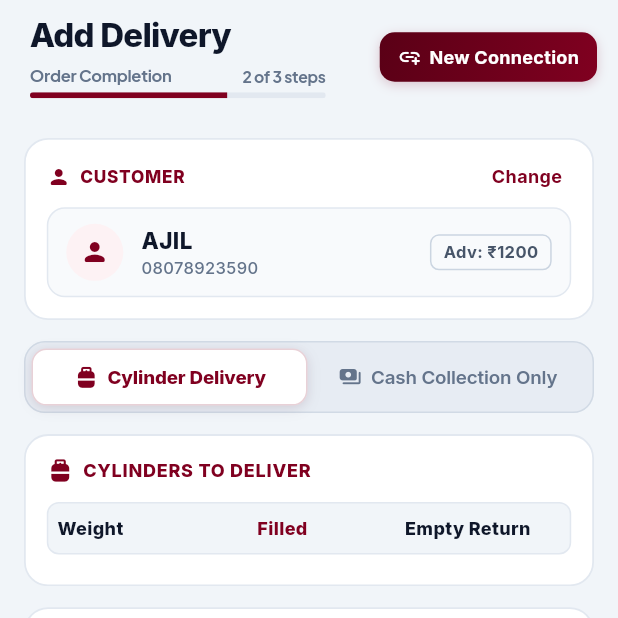
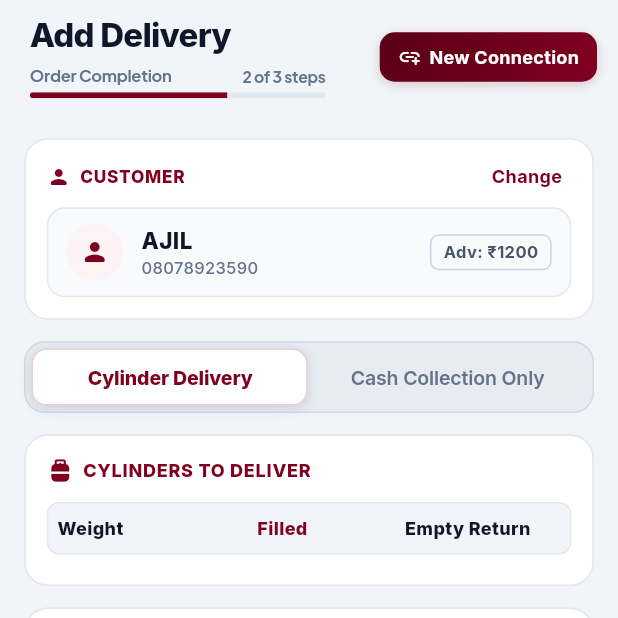
Before and after one commit to ajil212390/VanSalesSystemFull, a Flutter app: the AddDeliveryScreen screen opened directly, on a phone screen of 412 x 824 dp, the top half of it. Run offline on Flutter 3.47's test engine with Material 3 defaults, Android fonts, the phone set to English and light mode, and no system bars; our stand-ins replace google_fonts, share_plus, shared_preferences; accounts and stored records are empty; network calls fail.

Commit message:
Remove icons from delivery toggle pill and remove Pay Full Due pill

```diff
--- a/driver_app/lib/screens/add_delivery_screen.dart
+++ b/driver_app/lib/screens/add_delivery_screen.dart
@@ -1625,28 +1625,12 @@ class _AddDeliveryScreenState extends State<AddDeliveryScreen> {
                             duration: const Duration(milliseconds: 220),
                             curve: Curves.easeOut,
                             style: GoogleFonts.inter(
-                              fontSize: 12.5,
+                              fontSize: 13,
                               fontWeight: !_isCollectionOnly ? FontWeight.w800 : FontWeight.w600,
                               color: !_isCollectionOnly ? const Color(0xFF800020) : const Color(0xFF64748B),
                               letterSpacing: -0.1,
                             ),
-                            child: Row(
-                              mainAxisAlignment: MainAxisAlignment.center,
-                              children: [
-                                AnimatedScale(
-                                  duration: const Duration(milliseconds: 220),
-                                  curve: Curves.easeOutBack,
-                                  scale: !_isCollectionOnly ? 1.05 : 0.95,
-                                  child: Icon(
-                                    Icons.propane_tank_rounded,
-                                    size: 16,
-                                    color: !_isCollectionOnly ? const Color(0xFF800020) : const Color(0xFF64748B),
-                                  ),
-                                ),
-                                const SizedBox(width: 6),
-                                const Text('Cylinder Delivery'),
-                              ],
-                            ),
+                            child: const Text('Cylinder Delivery'),
                           ),
                         ),
                       ),
@@ -1683,28 +1667,12 @@ class _AddDeliveryScreenState extends State<AddDeliveryScreen> {
                             duration: const Duration(milliseconds: 220),
                             curve: Curves.easeOut,
                             style: GoogleFonts.inter(
-                              fontSize: 12.5,
+                              fontSize: 13,
                               fontWeight: _isCollectionOnly ? FontWeight.w800 : FontWeight.w600,
                               color: _isCollectionOnly ? const Color(0xFF800020) : const Color(0xFF64748B),
                               letterSpacing: -0.1,
                             ),
-                            child: Row(
-                              mainAxisAlignment: MainAxisAlignment.center,
-                              children: [
-                                AnimatedScale(
-                                  duration: const Duration(milliseconds: 220),
-                                  curve: Curves.easeOutBack,
-                                  scale: _isCollectionOnly ? 1.05 : 0.95,
-                                  child: Icon(
-                                    Icons.payments_rounded,
-                                    size: 16,
-                                    color: _isCollectionOnly ? const Color(0xFF800020) : const Color(0xFF64748B),
-                                  ),
-                                ),
-                                const SizedBox(width: 6),
-                                const Text('Cash Collection Only'),
-                              ],
-                            ),
+                            child: const Text('Cash Collection Only'),
                           ),
                         ),
                       ),
@@ -1780,10 +1748,7 @@ class _AddDeliveryScreenState extends State<AddDeliveryScreen> {
                 borderRadius: BorderRadius.circular(10),
                 border: Border.all(color: const Color(0xFFE2E8F0)),
               ),
-              child: Row(
-                mainAxisAlignment: MainAxisAlignment.spaceBetween,
-                children: [
-                  Column(
+              child: Column(
                 crossAxisAlignment: CrossAxisAlignment.start,
                 children: [
                   Text(
@@ -1793,28 +1758,6 @@ class _AddDeliveryScreenState extends State<AddDeliveryScreen> {
                   Text(
                     '\u20B9${outst.toStringAsFixed(2)}',
                     style: GoogleFonts.inter(fontSize: 14, fontWeight: FontWeight.w800, color: const Color(0xFF0F172A)),
-                      ),
-                    ],
-                  ),
-                  InkWell(
-                    onTap: () {
-                      _amountController.text = outst.toStringAsFixed(0);
-                      state.setCollectedAmount(outst);
-                      setState(() {});
-                    },
-                    borderRadius: BorderRadius.circular(8),
-                    child: Container(
-                      padding: const EdgeInsets.symmetric(horizontal: 10, vertical: 6),
-                      decoration: BoxDecoration(
-                        color: const Color(0xFF800020).withValues(alpha: 0.08),
-                        borderRadius: BorderRadius.circular(8),
-                        border: Border.all(color: const Color(0xFF800020).withValues(alpha: 0.2)),
-                      ),
-                      child: Text(
-                        'Pay Full Due',
-                        style: GoogleFonts.inter(fontSize: 11.5, fontWeight: FontWeight.w700, color: const Color(0xFF800020)),
-                      ),
-                    ),
                   ),
                 ],
               ),
```
Lines whose indentation alone changed are shown as unchanged.
